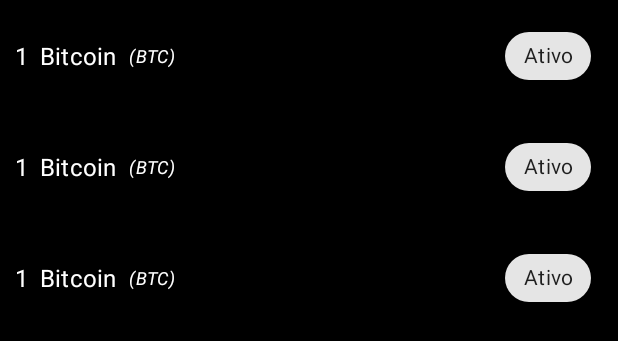
After one commit to gitdaniellopes/CryptoMoeda-App, an Android app: the layout fragment_list_coin.xml on its own in the app's theme, with its tools: preview values and no code run, on a phone screen of 412 x 824 dp. The commit adds this screen. Shown: the top 341 px of the screen. Run offline under Robolectric (Android 15) with nearby library versions, the phone set to English and light mode, and no system bars.

Commit message:
adapter, dataBinding, navigation, fragment_list_coins

```diff
--- a/CriptoMoedaApp/app/build.gradle
+++ b/CriptoMoedaApp/app/build.gradle
@@ -35,6 +35,7 @@ android {
     }
     buildFeatures {
         viewBinding true
+        dataBinding true
     }
 }
 
@@ -44,6 +45,7 @@ dependencies {
     implementation 'androidx.appcompat:appcompat:1.4.0'
     implementation 'com.google.android.material:material:1.4.0'
     implementation 'androidx.constraintlayout:constraintlayout:2.1.2'
+    implementation 'androidx.swiperefreshlayout:swiperefreshlayout:1.1.0'
     testImplementation 'junit:junit:4.+'
     androidTestImplementation 'androidx.test.ext:junit:1.1.3'
     androidTestImplementation 'androidx.test.espresso:espresso-core:3.4.0'
--- a/CriptoMoedaApp/app/src/main/java/br/com/criptomoedaapp/MainActivity.kt
+++ b/CriptoMoedaApp/app/src/main/java/br/com/criptomoedaapp/MainActivity.kt
@@ -2,7 +2,9 @@ package br.com.criptomoedaapp
 
 import androidx.appcompat.app.AppCompatActivity
 import android.os.Bundle
+import dagger.hilt.android.AndroidEntryPoint
 
+@AndroidEntryPoint
 class MainActivity : AppCompatActivity() {
     override fun onCreate(savedInstanceState: Bundle?) {
         super.onCreate(savedInstanceState)
--- /dev/null
+++ b/CriptoMoedaApp/app/src/main/java/br/com/criptomoedaapp/presentation/adapter/CoinListClickListener.kt
@@ -0,0 +1,5 @@
+package br.com.criptomoedaapp.presentation.adapter
+
+class CoinListClickListener(val clickListener: (coinId: String) -> Unit) {
+    fun onClick(coinId: String) = clickListener(coinId)
+}
--- /dev/null
+++ b/CriptoMoedaApp/app/src/main/res/layout/fragment_list_coin.xml
@@ -0,0 +1,35 @@
+<?xml version="1.0" encoding="utf-8"?>
+<androidx.constraintlayout.widget.ConstraintLayout xmlns:android="http://schemas.android.com/apk/res/android"
+    xmlns:app="http://schemas.android.com/apk/res-auto"
+    xmlns:tools="http://schemas.android.com/tools"
+    android:layout_width="match_parent"
+    android:layout_height="match_parent"
+    android:background="@color/black">
+
+    <androidx.recyclerview.widget.RecyclerView
+        android:id="@+id/rv_coins"
+        android:layout_width="0dp"
+        android:layout_height="0dp"
+        android:scrollbars="vertical"
+        app:layout_constraintBottom_toBottomOf="parent"
+        app:layout_constraintEnd_toEndOf="parent"
+        app:layout_constraintHorizontal_bias="0.5"
+        app:layout_constraintStart_toStartOf="parent"
+        app:layout_constraintTop_toTopOf="parent"
+        tools:listitem="@layout/item_coin">
+
+    </androidx.recyclerview.widget.RecyclerView>
+
+    <ProgressBar
+        android:id="@+id/progressBar"
+        style="?android:attr/progressBarStyle"
+        android:layout_width="wrap_content"
+        android:layout_height="wrap_content"
+        android:visibility="gone"
+        app:layout_constraintBottom_toBottomOf="parent"
+        app:layout_constraintEnd_toEndOf="parent"
+        app:layout_constraintHorizontal_bias="0.5"
+        app:layout_constraintStart_toStartOf="parent"
+        app:layout_constraintTop_toTopOf="parent" />
+
+</androidx.constraintlayout.widget.ConstraintLayout>
--- /dev/null
+++ b/CriptoMoedaApp/app/src/main/res/layout/item_coin.xml
@@ -0,0 +1,110 @@
+<?xml version="1.0" encoding="utf-8"?>
+<layout xmlns:android="http://schemas.android.com/apk/res/android"
+    xmlns:app="http://schemas.android.com/apk/res-auto"
+    xmlns:tools="http://schemas.android.com/tools">
+
+    <data>
+
+        <variable
+            name="coin"
+            type="br.com.criptomoedaapp.domain.model.Coin" />
+
+        <variable
+            name="clickListener"
+            type="br.com.criptomoedaapp.presentation.adapter.CoinListClickListener" />
+    </data>
+
+    <androidx.constraintlayout.widget.ConstraintLayout
+        android:layout_width="match_parent"
+        android:layout_height="wrap_content">
+
+        <com.google.android.material.card.MaterialCardView
+            android:id="@+id/itemCardView"
+            android:layout_width="match_parent"
+            android:layout_height="wrap_content"
+            android:backgroundTint="@color/black"
+            android:elevation="@dimen/cardview_default_elevation"
+            android:onClick="@{ () -> clickListener.onClick(coin.id) }"
+            android:padding="10dp"
+            app:cardCornerRadius="@dimen/cardview_default_radius"
+            app:layout_constraintBottom_toBottomOf="parent"
+            app:layout_constraintEnd_toEndOf="parent"
+            app:layout_constraintHorizontal_bias="0.5"
+            app:layout_constraintStart_toStartOf="parent"
+            app:layout_constraintTop_toTopOf="parent">
+
+            <androidx.constraintlayout.widget.ConstraintLayout
+                android:layout_width="match_parent"
+                android:layout_height="wrap_content"
+                android:padding="10dp">
+
+                <com.google.android.material.textview.MaterialTextView
+                    android:id="@+id/tv_rank_coin"
+                    style="@style/TextAppearance.MaterialComponents.Subtitle1"
+                    coinRankTv="@{coin}"
+                    android:layout_width="wrap_content"
+                    android:layout_height="wrap_content"
+                    android:layout_marginTop="16dp"
+                    android:layout_marginBottom="16dp"
+                    android:textColor="@color/white"
+                    app:layout_constraintBottom_toBottomOf="parent"
+                    app:layout_constraintEnd_toStartOf="@+id/tv_coin_name"
+                    app:layout_constraintHorizontal_bias="0.5"
+                    app:layout_constraintStart_toStartOf="parent"
+                    app:layout_constraintTop_toTopOf="parent"
+                    tools:text="1" />
+
+                <com.google.android.material.textview.MaterialTextView
+                    android:id="@+id/tv_coin_name"
+                    style="@style/TextAppearance.MaterialComponents.Subtitle1"
+                    coinNameTv="@{coin}"
+                    android:layout_width="wrap_content"
+                    android:layout_height="wrap_content"
+                    android:layout_marginStart="8dp"
+                    android:textAlignment="center"
+                    android:textColor="@color/white"
+                    app:layout_constraintEnd_toStartOf="@+id/tv_coin_symbol"
+                    app:layout_constraintHorizontal_bias="0.5"
+                    app:layout_constraintStart_toEndOf="@+id/tv_rank_coin"
+                    app:layout_constraintTop_toTopOf="@+id/tv_rank_coin"
+                    tools:text="Bitcoin" />
+
+                <com.google.android.material.textview.MaterialTextView
+                    android:id="@+id/tv_coin_symbol"
+                    style="@style/TextAppearance.MaterialComponents.Caption"
+                    coinSymbolTv="@{coin}"
+                    android:layout_width="0dp"
+                    android:layout_height="wrap_content"
+                    android:layout_marginStart="8dp"
+                    android:layout_marginEnd="8dp"
+                    android:textAlignment="viewStart"
+                    android:textColor="@color/white"
+                    android:textStyle="italic"
+                    app:layout_constraintBottom_toBottomOf="@+id/tv_coin_name"
+                    app:layout_constraintEnd_toStartOf="@+id/tv_coin_active"
+                    app:layout_constraintHorizontal_bias="0.5"
+                    app:layout_constraintStart_toEndOf="@+id/tv_coin_name"
+                    app:layout_constraintTop_toTopOf="@+id/tv_coin_name"
+                    tools:text="(BTC)" />
+
+                <com.google.android.material.chip.Chip
+                    android:id="@+id/tv_coin_active"
+                    style="@style/TextAppearance.MaterialComponents.Subtitle2"
+                    coinActiveTv="@{coin}"
+                    android:layout_width="wrap_content"
+                    android:layout_height="wrap_content"
+                    android:layout_marginEnd="8dp"
+                    android:textAlignment="center"
+                    android:textStyle="italic"
+                    app:layout_constraintBottom_toBottomOf="@+id/tv_coin_symbol"
+                    app:layout_constraintEnd_toEndOf="parent"
+                    app:layout_constraintTop_toTopOf="@+id/tv_coin_symbol"
+                    tools:text="Ativo" />
+
+
+            </androidx.constraintlayout.widget.ConstraintLayout>
+
+        </com.google.android.material.card.MaterialCardView>
+
+    </androidx.constraintlayout.widget.ConstraintLayout>
+</layout>
--- a/CriptoMoedaApp/app/src/main/res/values/colors.xml
+++ b/CriptoMoedaApp/app/src/main/res/values/colors.xml
@@ -6,5 +6,7 @@
     <color name="teal_200">#FF03DAC5</color>
     <color name="teal_700">#FF018786</color>
     <color name="black">#FF000000</color>
+    <color name="green">#4CAF50</color>
+    <color name="red">#E91E63</color>
     <color name="white">#FFFFFFFF</color>
 </resources>
--- a/CriptoMoedaApp/app/src/main/res/values/strings.xml
+++ b/CriptoMoedaApp/app/src/main/res/values/strings.xml
@@ -1,3 +1,5 @@
 <resources>
     <string name="app_name">CriptoMoedaApp</string>
+    <string name="actived">Ativo</string>
+    <string name="Inactive">Inativo</string>
 </resources>
```
Also changed, not shown: CriptoMoedaApp/app/src/main/java/br/com/criptomoedaapp/presentation/adapter/CoinAdapter.kt (added, +57 -0 lines), CriptoMoedaApp/app/src/main/java/br/com/criptomoedaapp/presentation/adapter/binding/CoinBindingAdapters.kt (added, +41 -0 lines), CriptoMoedaApp/app/src/main/java/br/com/criptomoedaapp/presentation/coin_detail/CoinDetailFragment.kt (added, +14 -0 lines), CriptoMoedaApp/app/src/main/java/br/com/criptomoedaapp/presentation/coin_list/CoinListFragment.kt (added, +83 -0 lines), CriptoMoedaApp/app/src/main/res/layout/activity_main.xml (+11 -8 lines), CriptoMoedaApp/app/src/main/res/navigation/nav_graph.xml (added, +29 -0 lines).
